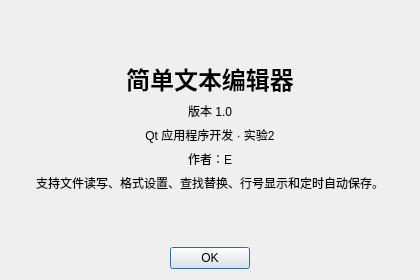
R7141/QtCourse, file lab2/aboutdialog.ui: the form before one commit.
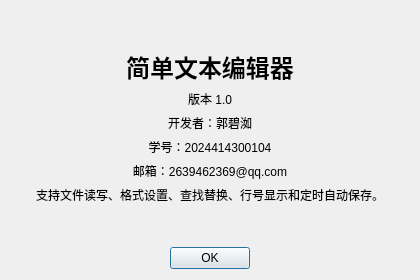
The form after the commit.

What changed in the file:
```diff
--- a/lab2/aboutdialog.ui
+++ b/lab2/aboutdialog.ui
@@ -54,20 +54,30 @@
      </property>
     </widget>
    </item>
-   <item>
-    <widget class="QLabel" name="courseLabel">
-     <property name="text">
-      <string>Qt 应用程序开发 · 实验2</string>
-     </property>
-     <property name="alignment">
-      <set>Qt::AlignCenter</set>
-     </property>
-    </widget>
-   </item>
    <item>
     <widget class="QLabel" name="authorLabel">
      <property name="text">
-      <string>作者：E</string>
+      <string>开发者：郭碧洳</string>
+     </property>
+     <property name="alignment">
+      <set>Qt::AlignCenter</set>
+     </property>
+    </widget>
+   </item>
+   <item>
+    <widget class="QLabel" name="studentIdLabel">
+     <property name="text">
+      <string>学号：2024414300104</string>
+     </property>
+     <property name="alignment">
+      <set>Qt::AlignCenter</set>
+     </property>
+    </widget>
+   </item>
+   <item>
+    <widget class="QLabel" name="emailLabel">
+     <property name="text">
+      <string>邮箱：2639462369@qq.com</string>
      </property>
      <property name="alignment">
       <set>Qt::AlignCenter</set>
```
